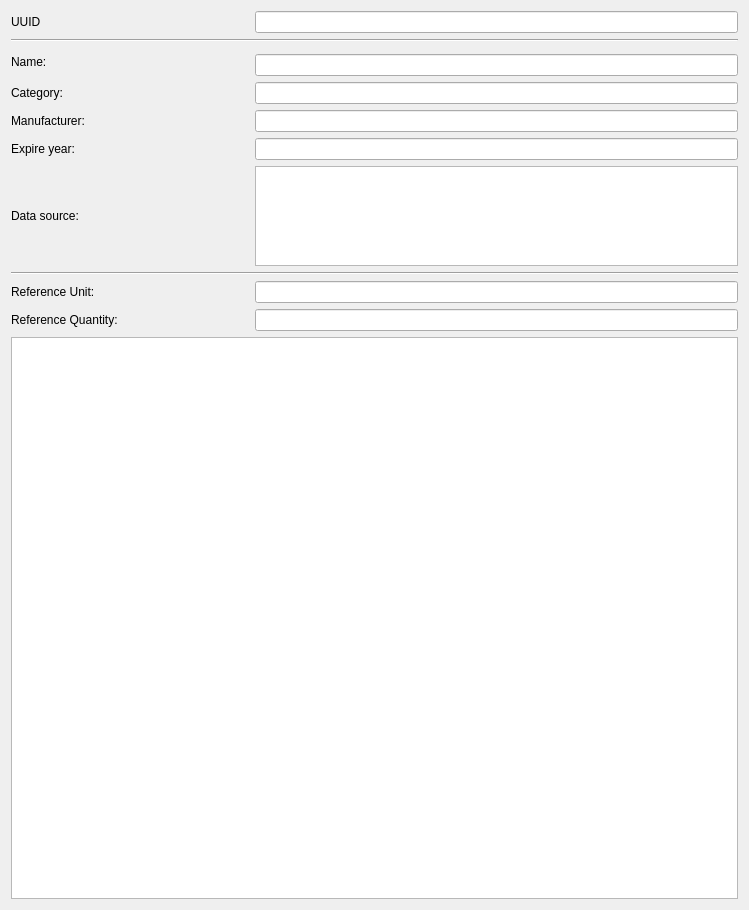
ghorwin/SIM-VICUS, file SIM-VICUS/src/SVDBEpdEditWidget.ui: the form before one commit.
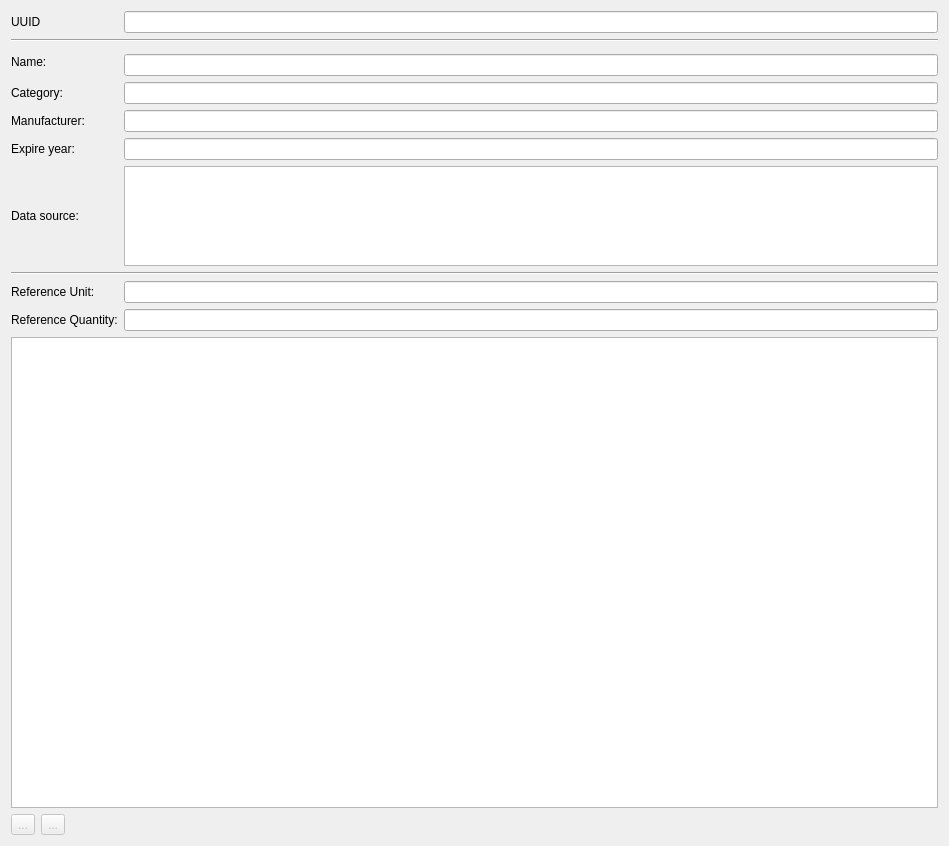
The form after the commit. Icons and pictures are not drawn. Custom widgets are drawn as their Qt base class.

Commit message: Some bugfixes in epd edit widget

The edit to the form file:
```diff
--- a/SIM-VICUS/src/SVDBEpdEditWidget.ui
+++ b/SIM-VICUS/src/SVDBEpdEditWidget.ui
@@ -6,8 +6,8 @@
    <rect>
     <x>0</x>
     <y>0</y>
-    <width>749</width>
-    <height>910</height>
+    <width>949</width>
+    <height>846</height>
    </rect>
   </property>
   <property name="sizePolicy">
@@ -33,10 +33,10 @@
      </property>
     </widget>
    </item>
-   <item row="0" column="1" colspan="2">
+   <item row="0" column="1">
     <widget class="QtExt::ValidatingLineEdit" name="lineEditUUID"/>
    </item>
-   <item row="1" column="0" colspan="3">
+   <item row="1" column="0" colspan="2">
     <widget class="Line" name="line_2">
      <property name="orientation">
       <enum>Qt::Horizontal</enum>
@@ -50,6 +50,9 @@
      </property>
     </widget>
    </item>
+   <item row="3" column="1">
+    <widget class="QtExt::LanguageStringEditWidget1" name="lineEditName"/>
+   </item>
    <item row="4" column="0">
     <widget class="QLabel" name="labelCategory">
      <property name="text">
@@ -57,7 +60,7 @@
      </property>
     </widget>
    </item>
-   <item row="4" column="1" colspan="2">
+   <item row="4" column="1">
     <widget class="QtExt::LanguageStringEditWidget1" name="lineEditCategory"/>
    </item>
    <item row="5" column="0">
@@ -67,7 +70,7 @@
      </property>
     </widget>
    </item>
-   <item row="5" column="1" colspan="2">
+   <item row="5" column="1">
     <widget class="QtExt::ValidatingLineEdit" name="lineEditManufacturer"/>
    </item>
    <item row="6" column="0">
@@ -77,7 +80,7 @@
      </property>
     </widget>
    </item>
-   <item row="6" column="1" colspan="2">
+   <item row="6" column="1">
     <widget class="QtExt::ValidatingLineEdit" name="lineEditExpireYear"/>
    </item>
    <item row="7" column="0">
@@ -87,7 +90,7 @@
      </property>
     </widget>
    </item>
-   <item row="7" column="1" colspan="2">
+   <item row="7" column="1">
     <widget class="QTextBrowser" name="textBrowser">
      <property name="maximumSize">
       <size>
@@ -97,7 +100,7 @@
      </property>
     </widget>
    </item>
-   <item row="8" column="0" colspan="3">
+   <item row="8" column="0" colspan="2">
     <widget class="Line" name="line">
      <property name="orientation">
       <enum>Qt::Horizontal</enum>
@@ -111,7 +114,7 @@
      </property>
     </widget>
    </item>
-   <item row="9" column="1" colspan="2">
+   <item row="9" column="1">
     <widget class="QtExt::ValidatingLineEdit" name="lineEditRefUnit"/>
    </item>
    <item row="10" column="0">
@@ -121,14 +124,62 @@
      </property>
     </widget>
    </item>
-   <item row="10" column="1" colspan="2">
+   <item row="10" column="1">
     <widget class="QtExt::ValidatingLineEdit" name="lineEditRefQuantity"/>
    </item>
-   <item row="11" column="0" colspan="3">
+   <item row="11" column="0" colspan="2">
     <widget class="QTableWidget" name="tableWidgetEpdData"/>
    </item>
-   <item row="3" column="1" colspan="2">
-    <widget class="QtExt::LanguageStringEditWidget1" name="lineEditName"/>
+   <item row="12" column="0" colspan="2">
+    <layout class="QHBoxLayout" name="horizontalLayout">
+     <item>
+      <widget class="QToolButton" name="toolButtonAddEpd">
+       <property name="enabled">
+        <bool>false</bool>
+       </property>
+       <property name="toolTip">
+        <string>Adds Epd Module</string>
+       </property>
+       <property name="text">
+        <string>...</string>
+       </property>
+       <property name="icon">
+        <iconset resource="../resources/SIM-VICUS.qrc">
+         <normaloff>:/gfx/actions/24x24/plus.png</normaloff>:/gfx/actions/24x24/plus.png</iconset>
+       </property>
+      </widget>
+     </item>
+     <item>
+      <widget class="QToolButton" name="toolButtonRemoveEpd">
+       <property name="enabled">
+        <bool>false</bool>
+       </property>
+       <property name="toolTip">
+        <string>Removes currently selected Module from EPD</string>
+       </property>
+       <property name="text">
+        <string>...</string>
+       </property>
+       <property name="icon">
+        <iconset resource="../resources/SIM-VICUS.qrc">
+         <normaloff>:/gfx/actions/24x24/minus.png</normaloff>:/gfx/actions/24x24/minus.png</iconset>
+       </property>
+      </widget>
+     </item>
+     <item>
+      <spacer name="horizontalSpacer">
+       <property name="orientation">
+        <enum>Qt::Horizontal</enum>
+       </property>
+       <property name="sizeHint" stdset="0">
+        <size>
+         <width>40</width>
+         <height>20</height>
+        </size>
+       </property>
+      </spacer>
+     </item>
+    </layout>
    </item>
   </layout>
  </widget>
```
Left out of the diff: 4 changed lines with no effect on the pictures. The commit also changes 2 other files.
